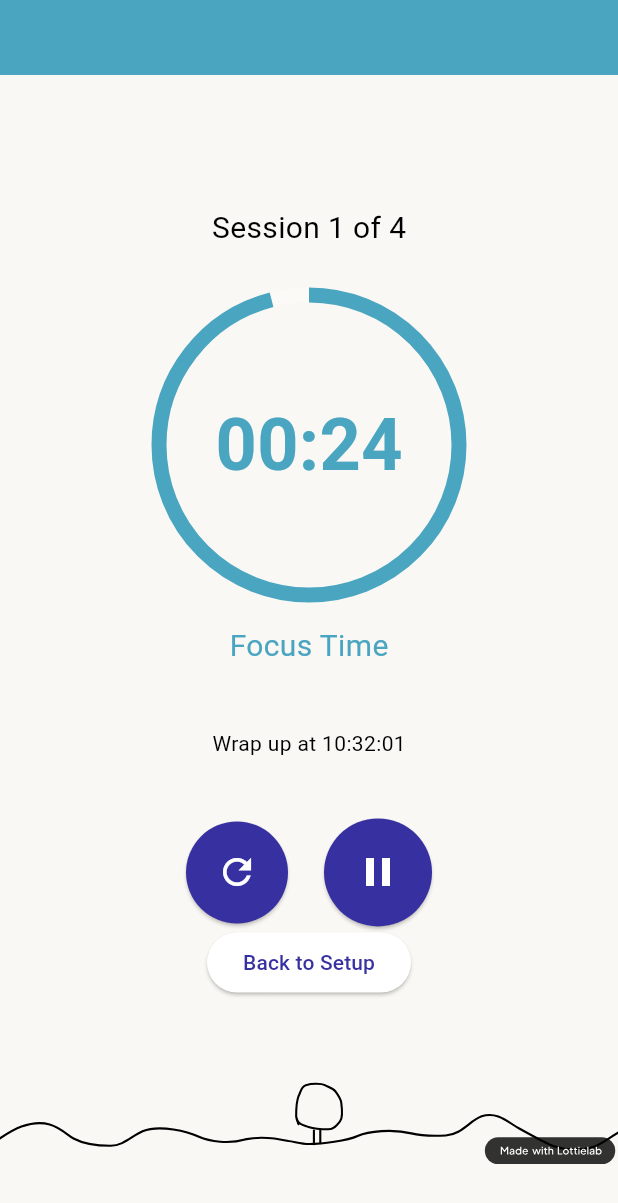
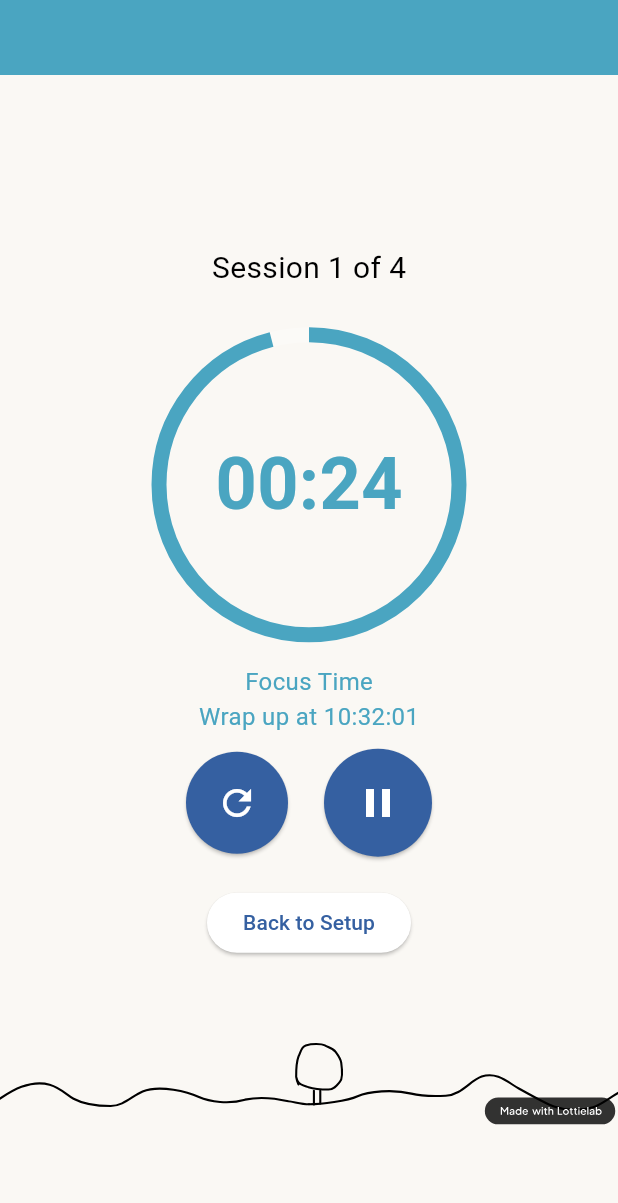
Before and after one commit to CareerDelTorro/pomodoro-coffee, a Flutter app: the screen it shows after launch, after a tap on "Begin", on a phone screen of 412 x 824 dp. Shown: the top 1203 px of the screen. Run offline on Flutter 3.47's test engine with Material 3 defaults, Android fonts, the phone set to English and light mode, and no system bars; our stand-ins replace lottie.

Commit message:
UI changes

```diff
--- a/lib/app.dart
+++ b/lib/app.dart
@@ -16,13 +16,13 @@ class MyApp extends StatelessWidget {
       child: MaterialApp(
         title: 'Pomodoro Coffee',
         theme: ThemeData(
-    primaryColor: Color(0xFF3630A1), // Replace with your hex color
-    colorScheme: ColorScheme.fromSwatch().copyWith(
-      primary: Color(0xFF3630A1), // Your custom color
-      secondary: Color(0xFFFAF8F4), // Optional: accent color
-    ),
-    // ...other theme settings...
-  ),
+          primaryColor: Color(0xFF3560A1), // Replace with your hex color
+          colorScheme: ColorScheme.fromSwatch().copyWith(
+            primary: Color.fromARGB(255, 53, 96, 161), // Your custom color
+            secondary: Color(0xFFFAF8F4), // Optional: accent color
+          ),
+          // ...other theme settings...
+        ),
         routes: {
           '/': (context) => SetupPage(),
           '/session': (context) => SessionPage(),
--- a/lib/pages/results_page.dart
+++ b/lib/pages/results_page.dart
@@ -13,20 +13,29 @@ class ResultsPage extends StatelessWidget {
       body: Column(
         crossAxisAlignment: CrossAxisAlignment.stretch,
         children: [
-          TopBar(height: 120, color: Colors.deepPurple, text: 'Complete'),
+          TopBar(height: 120, color: Color(0xFF4AA5C1), text: 'Complete'),
           Expanded(
             child: Column(
               mainAxisAlignment: MainAxisAlignment.center,
               children: [
                 Text(
-                  'Congratulations! You completed ${Provider.of<AppState>(context, listen: false).numSessionsTotal} sessions.',
+                  'Well done! You completed ${Provider.of<AppState>(context, listen: false).numSessionsTotal} sessions.',
                 ),
                 SizedBox(height: 20),
                 ElevatedButton(
+                  style: ElevatedButton.styleFrom(
+                    backgroundColor: Theme.of(context).colorScheme.primary,
+                    foregroundColor: Colors.white,
+                    shape: RoundedRectangleBorder(
+                      borderRadius: BorderRadius.circular(
+                        16,
+                      ), // Lower value = less round
+                    ),
+                  ),
                   onPressed: () {
                     Navigator.pushNamed(context, '/');
                   },
-                  child: Text('Back to Setup'),
+                  child: Text('Begin Again'),
                 ),
               ],
             ),
--- a/lib/pages/session_page.dart
+++ b/lib/pages/session_page.dart
@@ -242,16 +242,24 @@ class SessionPageState extends State<SessionPage> {
                       ? 'Focus Time'
                       : 'Break Time',
                   style: TextStyle(
-                    fontSize: 20,
+                    fontSize: 16,
                     color: _currentMode == TimerMode.workTime
                         ? Color(0xFF4AA5C1)
                         : Color(0xFFFAF8F4),
                   ),
                 ),
-                SizedBox(height: 40),
-                Text("Wrap up at ${formatTime(expectedFinishTime)}"),
+                //SizedBox(height: 10),
+                Text(
+                  "Wrap up at ${formatTime(expectedFinishTime)}",
+                  style: TextStyle(
+                    fontSize: 16,
+                    color: _currentMode == TimerMode.workTime
+                        ? Color(0xFF4AA5C1)
+                        : Color(0xFFFAF8F4),
+                  ),
+                ),
+                SizedBox(height: 10),
 
-                SizedBox(height: 40),
                 Row(
                   mainAxisAlignment: MainAxisAlignment.center,
                   children: [
@@ -272,6 +280,7 @@ class SessionPageState extends State<SessionPage> {
                     playPauseButton,
                   ],
                 ),
+                SizedBox(height: 20),
                 ElevatedButton(
                   onPressed: () {
                     Navigator.pushNamed(context, '/');
--- a/lib/pages/setup_page.dart
+++ b/lib/pages/setup_page.dart
@@ -32,6 +32,12 @@ class SetupPage extends StatelessWidget {
                   onChanged: (newValue) {
                     appState.setWorkDuration(newValue.toInt());
                   },
+                  inactiveColor: Color.fromARGB(
+                    255,
+                    238,
+                    242,
+                    244,
+                  ), // <-- Add this line
                 ),
                 SizedBox(height: 20),
 
@@ -44,6 +50,7 @@ class SetupPage extends StatelessWidget {
                   onChanged: (newValue) {
                     appState.setBreakDuration(newValue.toInt());
                   },
+                  inactiveColor: Color.fromARGB(255, 238, 242, 244),
                 ),
                 SizedBox(height: 20),
                 Text('Number of Sessions:'),
@@ -65,10 +72,15 @@ class SetupPage extends StatelessWidget {
                 ),
                 ElevatedButton(
                   onPressed: () => Navigator.pushNamed(context, '/session'),
-                    style: ElevatedButton.styleFrom(
-                    backgroundColor: Theme.of(context).colorScheme.primary, // Uses primary color
-                    foregroundColor: Colors.white, // Text color
-        ),
+                  style: ElevatedButton.styleFrom(
+                    backgroundColor: Theme.of(context).colorScheme.primary,
+                    foregroundColor: Colors.white,
+                    shape: RoundedRectangleBorder(
+                      borderRadius: BorderRadius.circular(
+                        16,
+                      ), // Lower value = less round
+                    ),
+                  ),
                   child: Text("Begin"),
                 ),
               ],
```
